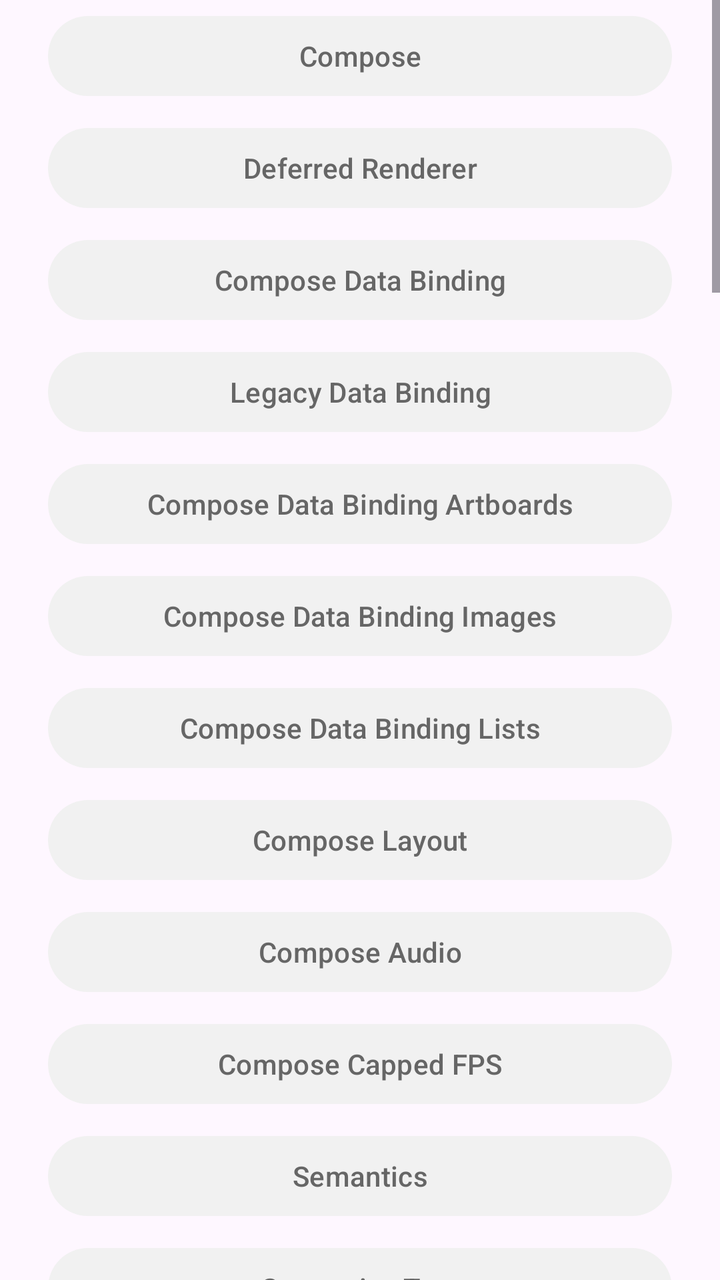
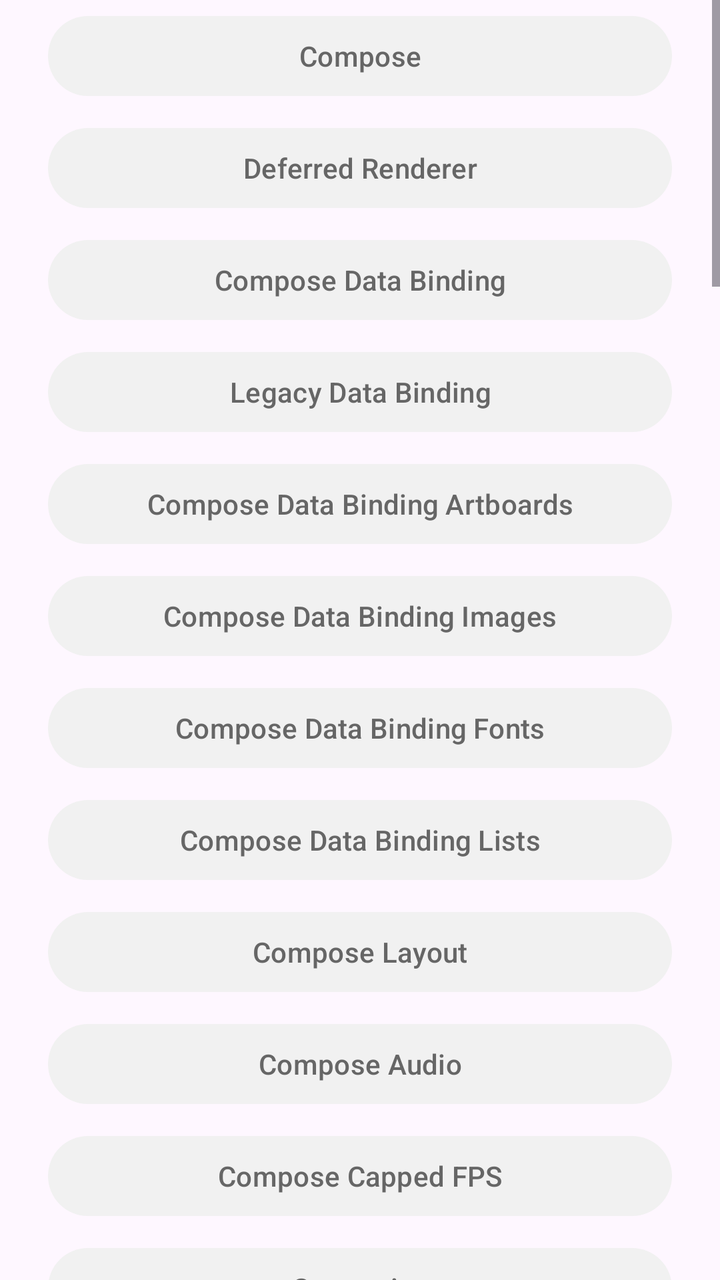

Compare the two renders of this Android layout. The source of the first and the diff that turns it into the second are given below.
<!-- AndroidManifest.xml: application theme AppTheme -->
<!-- res/layout/main.xml -->
<?xml version="1.0" encoding="utf-8"?>
<androidx.constraintlayout.widget.ConstraintLayout xmlns:android="http://schemas.android.com/apk/res/android"
    xmlns:tools="http://schemas.android.com/tools"
    android:layout_width="match_parent"
    android:layout_height="match_parent"
    tools:context=".MainActivity">

    <ScrollView
        android:layout_width="match_parent"
        android:layout_height="match_parent">

        <LinearLayout
            android:id="@+id/button_container"
            android:layout_width="fill_parent"
            android:layout_height="wrap_content"
            android:layout_marginHorizontal="24dp"
            android:orientation="vertical">

            <Button
                android:id="@+id/go_compose"
                style="@style/Widget.Material3.Button"
                android:layout_width="match_parent"
                android:layout_height="wrap_content"
                android:layout_marginVertical="4dp"
                android:text="Compose"
                android:textColor="@color/textColorPrimary" />

            <Button
                android:id="@+id/go_deferred_renderer"
                style="@style/Widget.Material3.Button"
                android:layout_width="match_parent"
                android:layout_height="wrap_content"
                android:layout_marginVertical="4dp"
                android:text="Deferred Renderer"
                android:textColor="@color/textColorPrimary" />

            <Button
                android:id="@+id/go_compose_data_binding"
                style="@style/Widget.Material3.Button"
                android:layout_width="match_parent"
                android:layout_height="wrap_content"
                android:layout_marginVertical="4dp"
                android:text="Compose Data Binding"
                android:textColor="@color/textColorPrimary" />

            <Button
                android:id="@+id/go_legacy_data_binding"
                style="@style/Widget.Material3.Button"
                android:layout_width="match_parent"
                android:layout_height="wrap_content"
                android:layout_marginVertical="4dp"
                android:text="Legacy Data Binding"
                android:textColor="@color/textColorPrimary" />

            <Button
                android:id="@+id/go_compose_data_binding_artboards"
                style="@style/Widget.Material3.Button"
                android:layout_width="match_parent"
                android:layout_height="wrap_content"
                android:layout_marginVertical="4dp"
                android:text="Compose Data Binding Artboards"
                android:textColor="@color/textColorPrimary" />

            <Button
                android:id="@+id/go_compose_data_binding_images"
                style="@style/Widget.Material3.Button"
                android:layout_width="match_parent"
                android:layout_height="wrap_content"
                android:layout_marginVertical="4dp"
                android:text="Compose Data Binding Images"
                android:textColor="@color/textColorPrimary" />

            <Button
                android:id="@+id/go_compose_data_binding_lists"
                style="@style/Widget.Material3.Button"
                android:layout_width="match_parent"
                android:layout_height="wrap_content"
                android:layout_marginVertical="4dp"
                android:text="Compose Data Binding Lists"
                android:textColor="@color/textColorPrimary" />

            <Button
                android:id="@+id/go_compose_layout"
                style="@style/Widget.Material3.Button"
                android:layout_width="match_parent"
                android:layout_height="wrap_content"
                android:layout_marginVertical="4dp"
                android:text="Compose Layout"
                android:textColor="@color/textColorPrimary" />

            <Button
                android:id="@+id/go_compose_audio"
                style="@style/Widget.Material3.Button"
                android:layout_width="match_parent"
                android:layout_height="wrap_content"
                android:layout_marginVertical="4dp"
                android:text="Compose Audio"
                android:textColor="@color/textColorPrimary" />

            <Button
                android:id="@+id/go_compose_capped_fps"
                style="@style/Widget.Material3.Button"
                android:layout_width="match_parent"
                android:layout_height="wrap_content"
                android:layout_marginVertical="4dp"
                android:text="Compose Capped FPS"
                android:textColor="@color/textColorPrimary" />

            <Button
                android:id="@+id/go_semantics"
                style="@style/Widget.Material3.Button"
                android:layout_width="match_parent"
                android:layout_height="wrap_content"
                android:layout_marginVertical="4dp"
                android:text="Semantics"
                android:textColor="@color/textColorPrimary" />

            <Button
                android:id="@+id/go_semantics_test"
                style="@style/Widget.Material3.Button"
                android:layout_width="match_parent"
                android:layout_height="wrap_content"
                android:layout_marginVertical="4dp"
                android:text="Semantics Test"
                android:textColor="@color/textColorPrimary" />

            <Button
                android:id="@+id/go_semantics_harness"
                style="@style/Widget.Material3.Button"
                android:layout_width="match_parent"
                android:layout_height="wrap_content"
                android:layout_marginVertical="4dp"
                android:text="Semantics Harness"
                android:textColor="@color/textColorPrimary" />

            <Button
                android:id="@+id/go_compose_touch_pass_through"
                style="@style/Widget.Material3.Button"
                android:layout_width="match_parent"
                android:layout_height="wrap_content"
                android:layout_marginVertical="4dp"
                android:text="Compose Touch Pass Through"
                android:textColor="@color/textColorPrimary" />

            <Button
                android:id="@+id/go_compose_scrolling"
                style="@style/Widget.Material3.Button"
                android:layout_width="match_parent"
                android:layout_height="wrap_content"
                android:layout_marginVertical="4dp"
                android:text="Compose Scrolling"
                android:textColor="@color/textColorPrimary" />

            <Button
                android:id="@+id/go_simple"
                style="@style/Widget.Material3.Button"
                android:layout_width="fill_parent"
                android:layout_height="wrap_content"
                android:layout_marginVertical="4dp"
                android:text="Simple"
                android:textColor="@color/textColorPrimary" />

            <Button
                android:id="@+id/go_events"
                style="@style/Widget.Material3.Button"
                android:layout_width="fill_parent"
                android:layout_height="wrap_content"
                android:layout_marginVertical="4dp"
                android:text="Events"
                android:textColor="@color/textColorPrimary" />

            <Button
                android:id="@+id/go_interactive_samples"
                style="@style/Widget.Material3.Button"
                android:layout_width="fill_parent"
                android:layout_height="wrap_content"
                android:layout_marginVertical="4dp"
                android:text="Interactive Samples"
                android:textColor="@color/textColorPrimary" />

            <Button
                android:id="@+id/go_multiple_artboards"
                style="@style/Widget.Material3.Button"
                android:layout_width="fill_parent"
                android:layout_height="wrap_content"
                android:layout_marginVertical="4dp"
                android:text="Multiple Artboards"
                android:textColor="@color/textColorPrimary" />

            <Button
                android:id="@+id/go_android_player"
                style="@style/Widget.Material3.Button"
                android:layout_width="fill_parent"
                android:layout_height="wrap_content"
                android:layout_marginVertical="4dp"
                android:text="Android Player"
                android:textColor="@color/textColorPrimary" />

            <Button
                android:id="@+id/go_loop_mode"
                style="@style/Widget.Material3.Button"
                android:layout_width="fill_parent"
                android:layout_height="wrap_content"
                android:layout_marginVertical="4dp"
                android:text="Loop mode"
                android:textColor="@color/textColorPrimary" />

            <Button
                android:id="@+id/go_layout"
                style="@style/Widget.Material3.Button"
                android:layout_width="fill_parent"
                android:layout_height="wrap_content"
                android:layout_marginVertical="4dp"
                android:text="Layout"
                android:textColor="@color/textColorPrimary" />

            <Button
                android:id="@+id/go_fragment"
                style="@style/Widget.Material3.Button"
                android:layout_width="fill_parent"
                android:layout_height="wrap_content"
                android:layout_marginVertical="4dp"
                android:text="Fragment"
                android:textColor="@color/textColorPrimary" />

            <Button
                android:id="@+id/go_low_level"
                style="@style/Widget.Material3.Button"
                android:layout_width="fill_parent"
                android:layout_height="wrap_content"
                android:layout_marginVertical="4dp"
                android:text="Low Level Renderer"
                android:textColor="@color/textColorPrimary" />

            <Button
                android:id="@+id/go_hardware_bitmap_canvas"
                style="@style/Widget.Material3.Button"
                android:layout_width="fill_parent"
                android:layout_height="wrap_content"
                android:layout_marginVertical="4dp"
                android:text="Hardware Bitmap Canvas"
                android:textColor="@color/textColorPrimary" />

            <Button
                android:id="@+id/go_canvas_render_context_recovery"
                style="@style/Widget.Material3.Button"
                android:layout_width="fill_parent"
                android:layout_height="wrap_content"
                android:layout_marginVertical="4dp"
                android:text="Canvas Render Context Recovery"
                android:textColor="@color/textColorPrimary" />

            <Button
                android:id="@+id/go_compose_render_context_recovery"
                style="@style/Widget.Material3.Button"
                android:layout_width="fill_parent"
                android:layout_height="wrap_content"
                android:layout_marginVertical="4dp"
                android:text="Compose Render Context Recovery"
                android:textColor="@color/textColorPrimary" />

            <Button
                android:id="@+id/go_http"
                style="@style/Widget.Material3.Button"
                android:layout_width="fill_parent"
                android:layout_height="wrap_content"
                android:layout_marginVertical="4dp"
                android:text="HTTP"
                android:textColor="@color/textColorPrimary" />

            <Button
                android:id="@+id/go_simple_state_machine"
                style="@style/Widget.Material3.Button"
                android:layout_width="fill_parent"
                android:layout_height="wrap_content"
                android:layout_marginVertical="4dp"
                android:text="State Machine"
                android:textColor="@color/textColorPrimary" />

            <Button
                android:id="@+id/go_nested_input"
                style="@style/Widget.Material3.Button"
                android:layout_width="fill_parent"
                android:layout_height="wrap_content"
                android:layout_marginVertical="4dp"
                android:text="Nested Inputs"
                android:textColor="@color/textColorPrimary" />

            <Button
                android:id="@+id/go_nested_text_run"
                style="@style/Widget.Material3.Button"
                android:layout_width="fill_parent"
                android:layout_height="wrap_content"
                android:layout_marginVertical="4dp"
                android:text="Nested Text Runs"
                android:textColor="@color/textColorPrimary" />

            <Button
                android:id="@+id/go_button"
                style="@style/Widget.Material3.Button"
                android:layout_width="fill_parent"
                android:layout_height="wrap_content"
                android:layout_marginVertical="4dp"
                android:text="Button Presses"
                android:textColor="@color/textColorPrimary" />

            <Button
                android:id="@+id/go_blend"
                style="@style/Widget.Material3.Button"
                android:layout_width="fill_parent"
                android:layout_height="wrap_content"
                android:layout_marginVertical="4dp"
                android:text="Blend Modes"
                android:textColor="@color/textColorPrimary" />

            <Button
                android:id="@+id/go_metrics"
                style="@style/Widget.Material3.Button"
                android:layout_width="fill_parent"
                android:layout_height="wrap_content"
                android:layout_marginVertical="4dp"
                android:text="Metrics"
                android:textColor="@color/textColorPrimary" />

            <Button
                android:id="@+id/go_assets"
                style="@style/Widget.Material3.Button"
                android:layout_width="fill_parent"
                android:layout_height="wrap_content"
                android:layout_marginVertical="4dp"
                android:text="Assets"
                android:textColor="@color/textColorPrimary" />

            <Button
                android:id="@+id/go_recycler"
                style="@style/Widget.Material3.Button"
                android:layout_width="match_parent"
                android:layout_height="wrap_content"
                android:layout_marginVertical="4dp"
                android:text="Recycler"
                android:textColor="@color/textColorPrimary" />

            <Button
                android:id="@+id/go_viewpager"
                style="@style/Widget.Material3.Button"
                android:layout_width="fill_parent"
                android:layout_height="wrap_content"
                android:layout_marginVertical="4dp"
                android:text="ViewPager"
                android:textColor="@color/textColorPrimary" />

            <Button
                android:id="@+id/go_meshes"
                style="@style/Widget.Material3.Button"
                android:layout_width="match_parent"
                android:layout_height="wrap_content"
                android:layout_marginVertical="4dp"
                android:text="Meshes"
                android:textColor="@color/textColorPrimary" />

            <Button
                android:id="@+id/go_viewstub"
                style="@style/Widget.Material3.Button"
                android:layout_width="fill_parent"
                android:layout_height="wrap_content"
                android:layout_marginVertical="4dp"
                android:text="ViewStub"
                android:textColor="@color/textColorPrimary" />

            <Button
                android:id="@+id/go_compose_legacy"
                style="@style/Widget.Material3.Button"
                android:layout_width="fill_parent"
                android:layout_height="wrap_content"
                android:layout_marginVertical="4dp"
                android:text="Compose (Legacy)"
                android:textColor="@color/textColorPrimary" />

            <Button
                android:id="@+id/go_frame"
                style="@style/Widget.Material3.Button"
                android:layout_width="fill_parent"
                android:layout_height="wrap_content"
                android:layout_marginVertical="4dp"
                android:text="Frame"
                android:textColor="@color/textColorPrimary" />

            <Button
                android:id="@+id/go_dynamic_text"
                style="@style/Widget.Material3.Button"
                android:layout_width="fill_parent"
                android:layout_height="wrap_content"
                android:layout_marginVertical="4dp"
                android:text="Dynamic Text"
                android:textColor="@color/textColorPrimary" />

            <Button
                android:id="@+id/go_assets_loader"
                style="@style/Widget.Material3.Button"
                android:layout_width="fill_parent"
                android:layout_height="wrap_content"
                android:layout_marginVertical="4dp"
                android:text="Asset Loader"
                android:textColor="@color/textColorPrimary" />

            <Button
                android:id="@+id/go_stress_test"
                style="@style/Widget.Material3.Button"
                android:layout_width="fill_parent"
                android:layout_height="wrap_content"
                android:layout_marginVertical="4dp"
                android:text="Stress Test"
                android:textColor="@color/textColorPrimary" />

            <Button
                android:id="@+id/go_rive_font_load_simple"
                style="@style/Widget.Material3.Button"
                android:layout_width="fill_parent"
                android:layout_height="wrap_content"
                android:layout_marginVertical="4dp"
                android:text="Rive Font Load"
                android:textColor="@color/textColorPrimary" />

            <Button
                android:id="@+id/go_audio_simple"
                style="@style/Widget.Material3.Button"
                android:layout_width="fill_parent"
                android:layout_height="wrap_content"
                android:layout_marginVertical="4dp"
                android:text="Audio Assets"
                android:textColor="@color/textColorPrimary" />

            <Button
                android:id="@+id/go_audio_external"
                style="@style/Widget.Material3.Button"
                android:layout_width="fill_parent"
                android:layout_height="wrap_content"
                android:layout_marginVertical="4dp"
                android:text="External Audio Assets"
                android:textColor="@color/textColorPrimary" />

            <Button
                android:id="@+id/go_font_fallback"
                style="@style/Widget.Material3.Button"
                android:layout_width="fill_parent"
                android:layout_height="wrap_content"
                android:layout_marginVertical="4dp"
                android:text="Font Fallback"
                android:textColor="@color/textColorPrimary" />

            <Button
                android:id="@+id/go_touch_passthrough"
                style="@style/Widget.Material3.Button"
                android:layout_width="fill_parent"
                android:layout_height="wrap_content"
                android:layout_marginVertical="4dp"
                android:text="Touch Passthrough"
                android:textColor="@color/textColorPrimary" />

            <Button
                android:id="@+id/go_image_binding"
                style="@style/Widget.Material3.Button"
                android:layout_width="match_parent"
                android:layout_height="wrap_content"
                android:layout_marginVertical="4dp"
                android:text="Image Binding"
                android:textColor="@color/textColorPrimary" />

        </LinearLayout>

    </ScrollView>
</androidx.constraintlayout.widget.ConstraintLayout>
<!-- resources referenced by this layout -->
<resources>
  <color name="textColorPrimary">#666666</color>
  <style name="AppTheme" parent="Theme.Material3.Light">
          <item name="colorPrimary">@color/colorPrimary</item>
          <item name="colorPrimaryDark">@color/colorPrimaryDark</item>
          <item name="colorAccent">@color/colorAccent</item>
          <item name="android:textColorPrimary">@color/textColorPrimary</item>
          <item name="android:navigationBarColor">@color/colorPrimaryDark</item>
      </style>
  <color name="colorPrimary">#F1F1F1</color>
  <color name="colorPrimaryDark">#323232</color>
  <color name="colorAccent">#57A5E0</color>
</resources>

<!-- the commit's change to res/layout/main.xml (unified diff, before → after) -->
@@ -71,6 +71,15 @@
                 android:textColor="@color/textColorPrimary" />
 
             <Button
+                android:id="@+id/go_compose_data_binding_fonts"
+                style="@style/Widget.Material3.Button"
+                android:layout_width="match_parent"
+                android:layout_height="wrap_content"
+                android:layout_marginVertical="4dp"
+                android:text="Compose Data Binding Fonts"
+                android:textColor="@color/textColorPrimary" />
+
+            <Button
                 android:id="@+id/go_compose_data_binding_lists"
                 style="@style/Widget.Material3.Button"
                 android:layout_width="match_parent"
